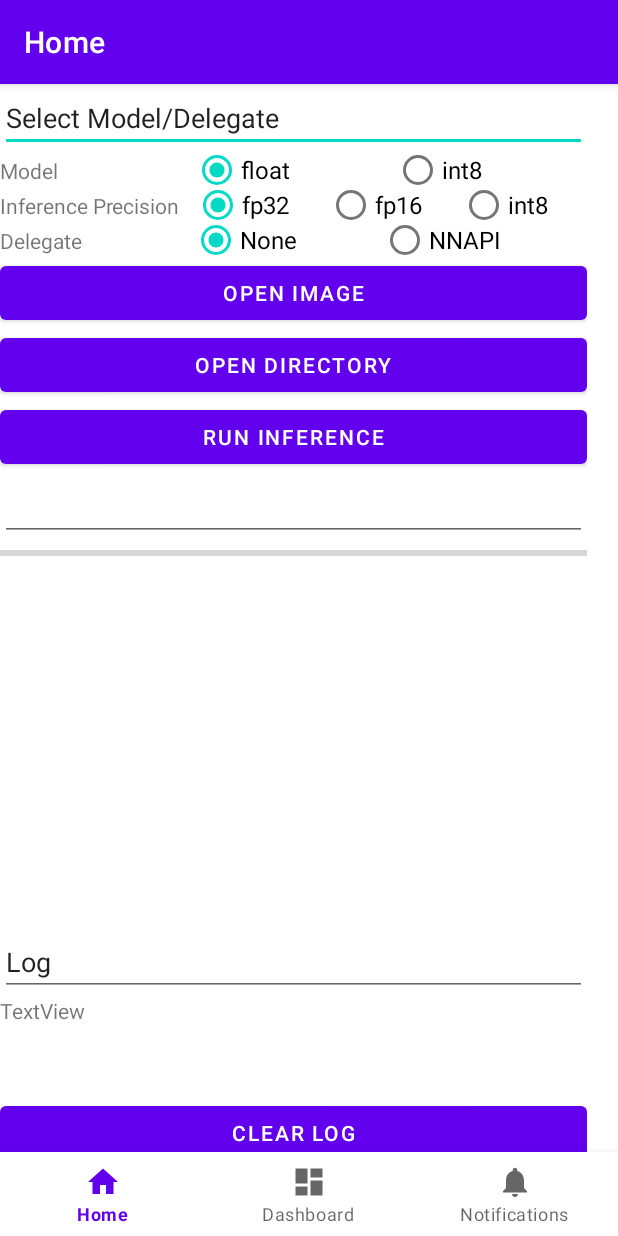
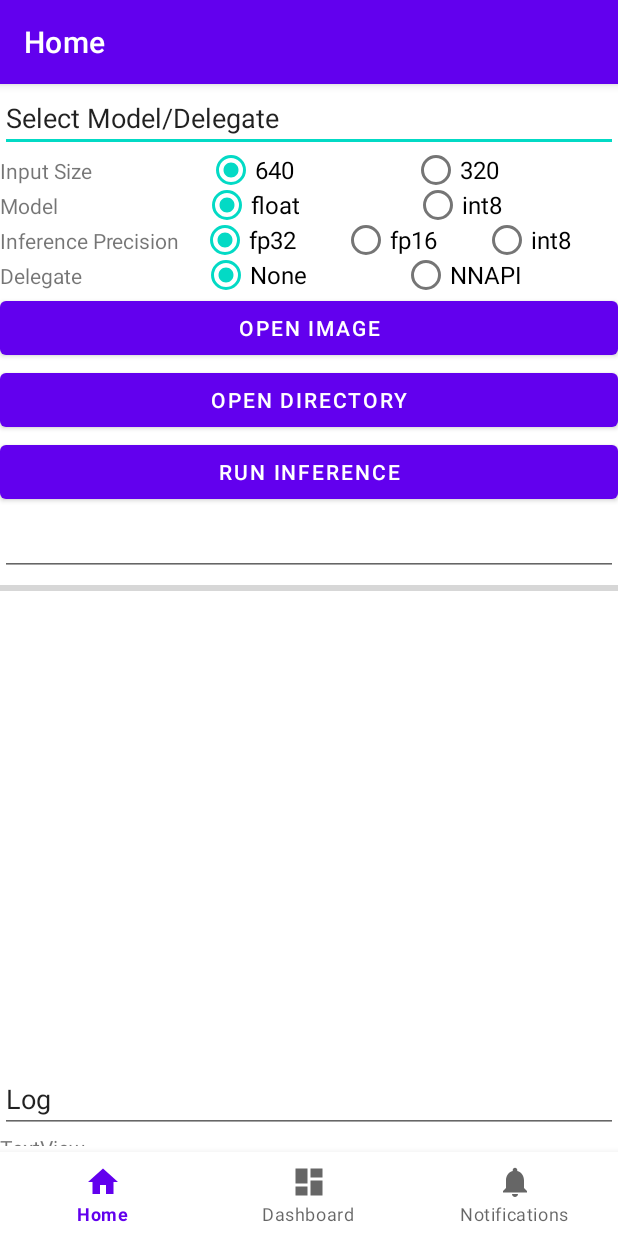
Before and after one commit to lp6m/yolov5s_android, an Android app: the screen it shows after launch (MainActivity2), on a phone screen of 412 x 824 dp. Run offline under Robolectric (Android 15) with nearby library versions, the phone set to English and light mode, and no system bars; our stand-ins replace navigation-ui; libraries missing offline, so code that uses them is left out: fi.iki.elonen.

Commit message:
support int8 & input size320

```diff
--- a/app/tflite_yolov5_test/app/src/main/java/com/example/tflite_yolov5_test/TfliteRunMode.java
+++ b/app/tflite_yolov5_test/app/src/main/java/com/example/tflite_yolov5_test/TfliteRunMode.java
@@ -3,6 +3,7 @@ package com.example.tflite_yolov5_test;
 public class TfliteRunMode {
     public enum Mode{
         NONE_FP32,
+        NONE_FP16,
         NONE_INT8,
         NNAPI_GPU_FP32,
         NNAPI_GPU_FP16,
--- a/app/tflite_yolov5_test/app/src/main/res/layout/fragment_home.xml
+++ b/app/tflite_yolov5_test/app/src/main/res/layout/fragment_home.xml
@@ -6,12 +6,16 @@
     android:layout_height="match_parent"
     tools:context=".ui.home.HomeFragment">
 
+    <ScrollView
+        android:layout_width="match_parent"
+        android:layout_height="match_parent"
+        android:layout_marginBottom="60dp"
+        app:layout_constraintBottom_toBottomOf="parent">
+
         <LinearLayout
-        android:layout_width="391dp"
-        android:layout_height="756dp"
-        android:orientation="vertical"
-        tools:layout_editor_absoluteX="1dp"
-        tools:layout_editor_absoluteY="-51dp">
+            android:layout_width="match_parent"
+            android:layout_height="wrap_content"
+            android:orientation="vertical">
 
             <EditText
                 android:id="@+id/select_model_label"
@@ -43,25 +47,70 @@
                             android:layout_width="59dp"
                             android:layout_height="wrap_content"
                             android:layout_weight="1"
+                            android:text="Input Size" />
+
+                        <RadioButton
+                            android:id="@+id/radioButton_640"
+                            android:layout_width="wrap_content"
+                            android:layout_height="23dp"
+                            android:layout_weight="1"
+                            android:checked="true"
+                            android:text="640"
+                            android:textAppearance="@style/TextAppearance.AppCompat.Body1"
+                            android:textSize="16sp"
+                            android:typeface="normal" />
+
+                        <RadioButton
+                            android:id="@+id/radioButton_320"
+                            android:layout_width="wrap_content"
+                            android:layout_height="23dp"
+                            android:layout_weight="1"
+                            android:text="320"
+                            android:textAppearance="@style/TextAppearance.AppCompat.Body1"
+                            android:textSize="16sp"
+                            android:typeface="normal" />
+                    </RadioGroup>
+
+                </LinearLayout>
+
+                <LinearLayout
+                    android:layout_width="match_parent"
+                    android:layout_height="match_parent"
+                    android:layout_weight="1"
+                    android:orientation="horizontal">
+
+                    <RadioGroup
+                        android:layout_width="match_parent"
+                        android:layout_height="match_parent"
+                        android:layout_weight="1"
+                        android:orientation="horizontal">
+
+                        <TextView
+                            android:id="@+id/textView7"
+                            android:layout_width="59dp"
+                            android:layout_height="wrap_content"
+                            android:layout_weight="1"
                             android:text="Model" />
 
                         <RadioButton
-                        android:id="@+id/radioButton1"
+                            android:id="@+id/radioButton_modelFloat"
                             android:layout_width="wrap_content"
                             android:layout_height="23dp"
                             android:layout_weight="1"
                             android:checked="true"
                             android:text="float"
+                            android:onClick="onModelFloatClick"
                             android:textAppearance="@style/TextAppearance.AppCompat.Body1"
                             android:textSize="16sp"
                             android:typeface="normal" />
 
                         <RadioButton
-                        android:id="@+id/radioButton2"
+                            android:id="@+id/radioButton_modelInt"
                             android:layout_width="wrap_content"
                             android:layout_height="23dp"
                             android:layout_weight="1"
                             android:text="int8"
+                            android:onClick="onModelIntClick"
                             android:textAppearance="@style/TextAppearance.AppCompat.Body1"
                             android:textSize="16sp"
                             android:typeface="normal" />
@@ -89,32 +138,35 @@
                             android:text="Inference Precision" />
 
                         <RadioButton
-                        android:id="@+id/radioButton3"
+                            android:id="@+id/radioButton_runFP32"
                             android:layout_width="wrap_content"
                             android:layout_height="23dp"
                             android:layout_weight="1"
                             android:checked="true"
                             android:text="fp32"
+                            android:onClick="onPrecisionFPClick"
                             android:textAppearance="@style/TextAppearance.AppCompat.Body1"
                             android:textSize="16sp"
                             android:typeface="normal" />
 
                         <RadioButton
-                        android:id="@+id/radioButton4"
+                            android:id="@+id/radioButton_runFP16"
                             android:layout_width="wrap_content"
                             android:layout_height="23dp"
                             android:layout_weight="1"
                             android:text="fp16"
+                            android:onClick="onPrecisionFPClick"
                             android:textAppearance="@style/TextAppearance.AppCompat.Body1"
                             android:textSize="16sp"
                             android:typeface="normal" />
 
                         <RadioButton
-                        android:id="@+id/radioButton5"
+                            android:id="@+id/radioButton_runInt8"
                             android:layout_width="wrap_content"
                             android:layout_height="23dp"
                             android:layout_weight="1"
                             android:text="int8"
+                            android:onClick="onPrecisionIntClick"
                             android:textAppearance="@style/TextAppearance.AppCompat.Body1"
                             android:textSize="16sp"
                             android:typeface="normal" />
@@ -142,7 +194,7 @@
                             android:text="Delegate" />
 
                         <RadioButton
-                        android:id="@+id/radioButton6"
+                            android:id="@+id/radioButton_delegateNone"
                             android:layout_width="wrap_content"
                             android:layout_height="23dp"
                             android:layout_weight="1"
@@ -153,7 +205,7 @@
                             android:typeface="normal" />
 
                         <RadioButton
-                        android:id="@+id/radioButton7"
+                            android:id="@+id/radioButton_delegateNNAPI"
                             android:layout_width="wrap_content"
                             android:layout_height="23dp"
                             android:layout_weight="1"
@@ -204,7 +256,7 @@
             <ImageView
                 android:id="@+id/resultImageView"
                 android:layout_width="match_parent"
-            android:layout_height="242dp"
+                android:layout_height="310dp"
                 tools:src="@tools:sample/avatars" />
 
             <EditText
@@ -215,18 +267,13 @@
                 android:inputType="textPersonName"
                 android:text="Log" />
 
-        <ScrollView
-            android:layout_width="match_parent"
-            android:layout_height="67dp">
-
             <TextView
                 android:id="@+id/logTextView"
                 android:layout_width="match_parent"
                 android:layout_height="match_parent"
+                android:inputType="textMultiLine"
                 android:scrollbars="vertical"
-                android:inputType="textMultiLine"
                 android:text="TextView" />
-        </ScrollView>
 
             <Button
                 android:id="@+id/clearLogButton"
@@ -236,4 +283,6 @@
                 android:text="clear log" />
 
         </LinearLayout>
+    </ScrollView>
+
 </androidx.constraintlayout.widget.ConstraintLayout>
```
Also changed, not shown: app/tflite_yolov5_test/app/src/main/java/com/example/tflite_yolov5_test/MainActivity2.java (+97 -14 lines), app/tflite_yolov5_test/app/src/main/java/com/example/tflite_yolov5_test/TfliteRunner.java (+28 -46 lines), 2 other files. Lines whose indentation alone changed are shown as unchanged.
